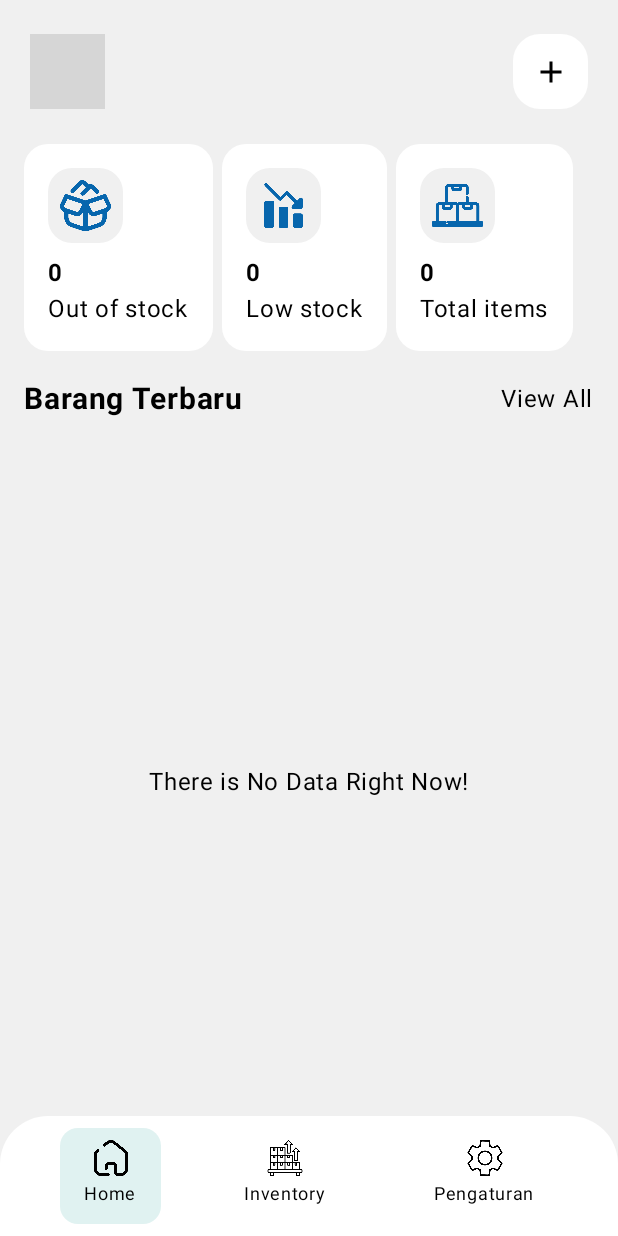
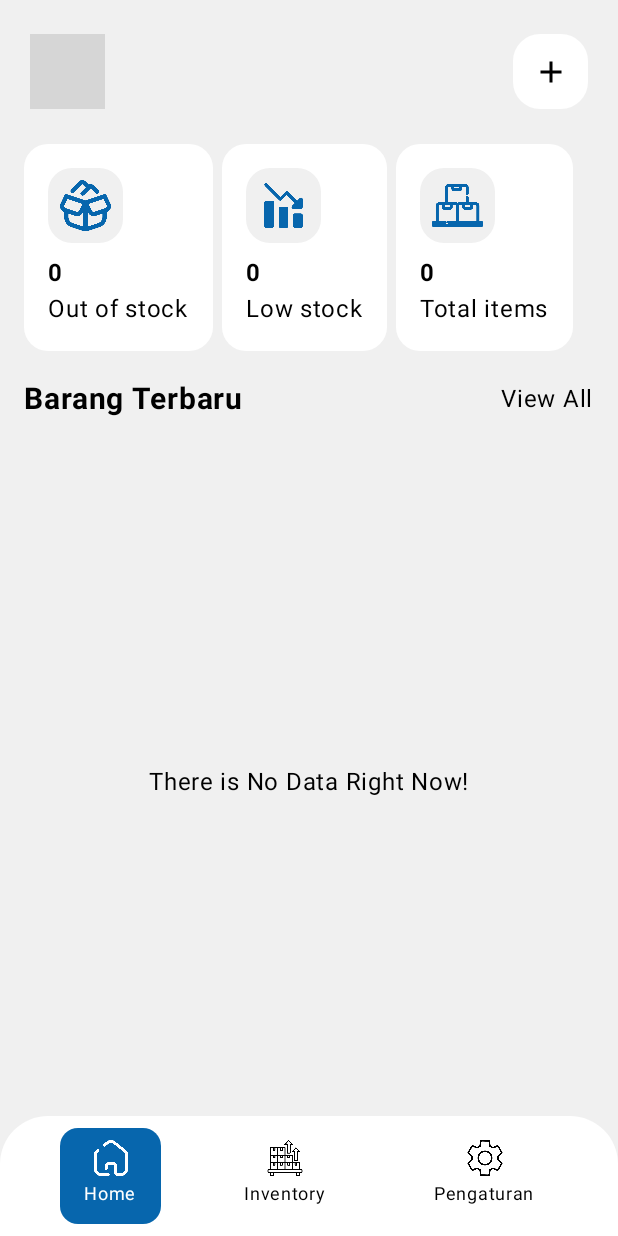
Before and after one commit to DewiPuspitass/Laventry, an Android app built with Jetpack Compose: the screen it shows after launch (MainActivity), on a phone screen of 412 x 824 dp. Run offline under Robolectric (Android 15) with nearby library versions, the phone set to English and light mode, and no system bars; our stand-ins replace Room's generated code; 1 statement that could not run was skipped; grey boxes are pictures that could not be loaded.

Commit message:
mengubah warna button bar

```diff
--- a/app/src/main/java/com/dewipuspitasari0020/laventry/ui/screen/BottomBar.kt
+++ b/app/src/main/java/com/dewipuspitasari0020/laventry/ui/screen/BottomBar.kt
@@ -24,6 +24,8 @@ import androidx.compose.ui.res.painterResource
 import androidx.compose.ui.unit.dp
 import androidx.compose.ui.unit.sp
 import com.dewipuspitasari0020.laventry.R
+import com.dewipuspitasari0020.laventry.ui.theme.blue
+import com.dewipuspitasari0020.laventry.ui.theme.white
 
 @Composable
 fun BottomBar(
@@ -52,7 +54,7 @@ fun BottomBar(
                     horizontalAlignment = Alignment.CenterHorizontally,
                     modifier = Modifier
                         .clip(RoundedCornerShape(12.dp))
-                        .background(if (isSelected) Color(0xFFE0F2F1) else Color.Transparent)
+                        .background(if (isSelected) blue else Color.Transparent)
                         .clickable { onItemSelected(index) }
                         .padding(horizontal = 16.dp, vertical = 8.dp)
                 ) {
@@ -60,11 +62,11 @@ fun BottomBar(
                         painter = painterResource(id = icons[index]),
                         contentDescription = label,
                         modifier = Modifier.size(24.dp),
-                        tint = Color.Black
+                        tint = (if (isSelected) white else Color.Black)
                     )
                     Text(
                         text = label,
-                        color = Color.Black,
+                        color = (if (isSelected) white else Color.Black),
                         fontSize = 12.sp
                     )
                 }
```
